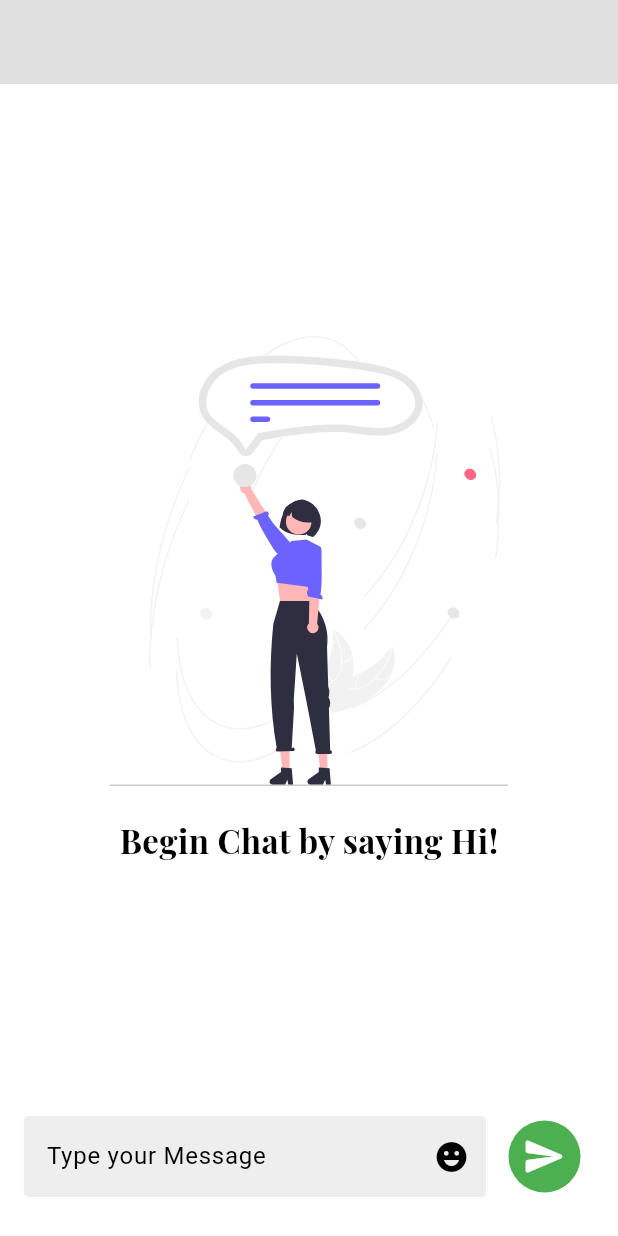
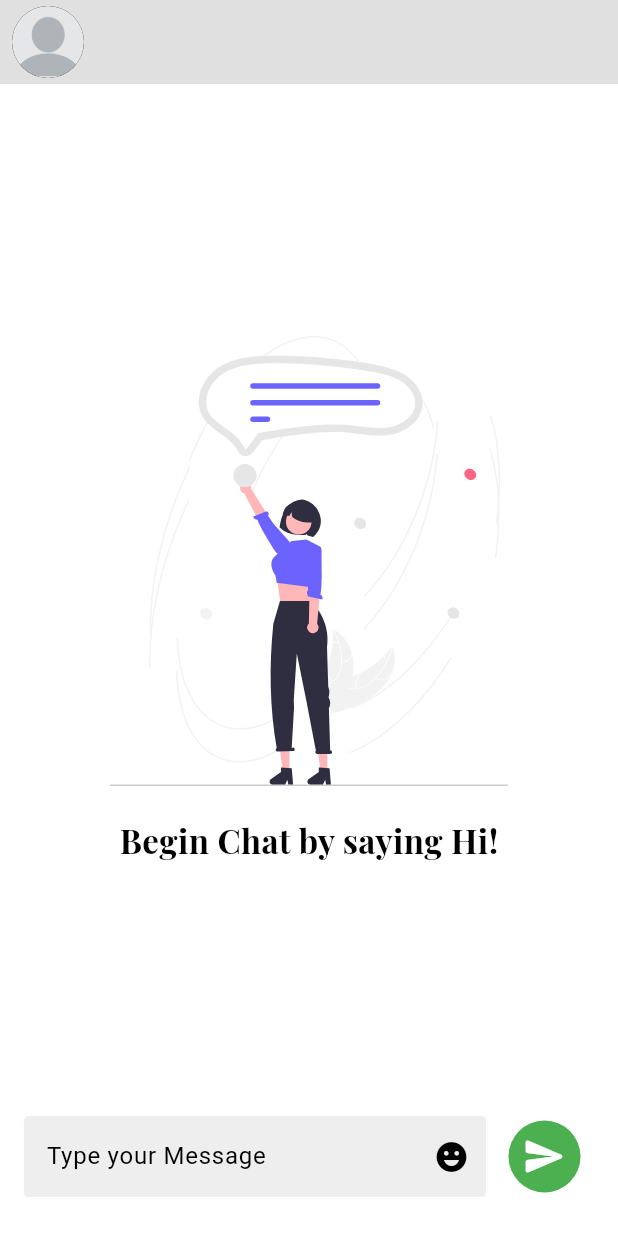
Before and after one commit to rafay99-epic/SimpleThread, a Flutter app: the ChatPage screen opened directly with empty values, on a phone screen of 412 x 824 dp. Run offline on Flutter 3.47's test engine with Material 3 defaults, Android fonts, the phone set to English and light mode, and no system bars; our stand-ins replace cloud_firestore, connectivity_plus, emoji_picker_flutter, firebase_auth, firebase_core, firebase_messaging and 12 more; accounts and stored records are empty; project files that could hold a hidden picture were left out.

Commit message:
Profile Image in the Chat

```diff
--- a/lib/src/frontend/screens/chat/chat_page.dart
+++ b/lib/src/frontend/screens/chat/chat_page.dart
@@ -7,12 +7,12 @@ import 'package:simplethread/src/backend/services/auth/auth_service.dart';
 import 'package:simplethread/src/backend/services/chat/chat_service.dart';
 import 'package:simplethread/src/constants/errorAndLoading/error.dart';
 import 'package:simplethread/src/constants/errorAndLoading/loading.dart';
-import 'package:simplethread/src/constants/widget/my_appbar.dart';
 
 class ChatPage extends StatefulWidget {
   //Getting Data Variables
   final String receiverEmail;
   final String receiverID;
+  final String profileImage;
 
   static const String _emptyChat = "assets/images/empty_chat.svg";
 
@@ -21,6 +21,7 @@ class ChatPage extends StatefulWidget {
     super.key,
     required this.receiverID,
     required this.receiverEmail,
+    required this.profileImage,
   });
 
   @override
@@ -84,8 +85,25 @@ class _ChatPageState extends State<ChatPage> {
   @override
   Widget build(BuildContext context) {
     return Scaffold(
-      appBar: MyAppBar(
-        title: (widget.receiverEmail),
+      appBar: AppBar(
+        title: Text(
+          widget.receiverEmail,
+          style: TextStyle(
+            letterSpacing: .5,
+            fontWeight: FontWeight.bold,
+            color: Theme.of(context).colorScheme.primary,
+          ),
+        ),
+        backgroundColor: Theme.of(context).colorScheme.background,
+        elevation: 0,
+        leading: Padding(
+          padding: const EdgeInsets.only(left: 8.0),
+          child: CircleAvatar(
+            backgroundImage: (widget.profileImage.isEmpty)
+                ? const AssetImage("assets/images/user.png") as ImageProvider
+                : NetworkImage(widget.profileImage),
+          ),
+        ),
       ),
       body: Column(
         children: [
--- a/lib/src/frontend/screens/chat/home.dart
+++ b/lib/src/frontend/screens/chat/home.dart
@@ -115,6 +115,7 @@ class HomePage extends StatelessWidget {
               pageBuilder: (context, animation, secondaryAnimation) => ChatPage(
                 receiverEmail: userData["name"],
                 receiverID: userData["uid"],
+                profileImage: userData["photoUrl"],
               ),
               transitionsBuilder:
                   (context, animation, secondaryAnimation, child) {
--- a/lib/src/frontend/screens/chat/show_user.dart
+++ b/lib/src/frontend/screens/chat/show_user.dart
@@ -86,6 +86,7 @@ class _ShowUserState extends State<ShowUser> {
               pageBuilder: (context, animation, secondaryAnimation) => ChatPage(
                 receiverEmail: userData["name"],
                 receiverID: userData["uid"],
+                profileImage: userData["photoUrl"],
               ),
               transitionsBuilder:
                   (context, animation, secondaryAnimation, child) {
```
